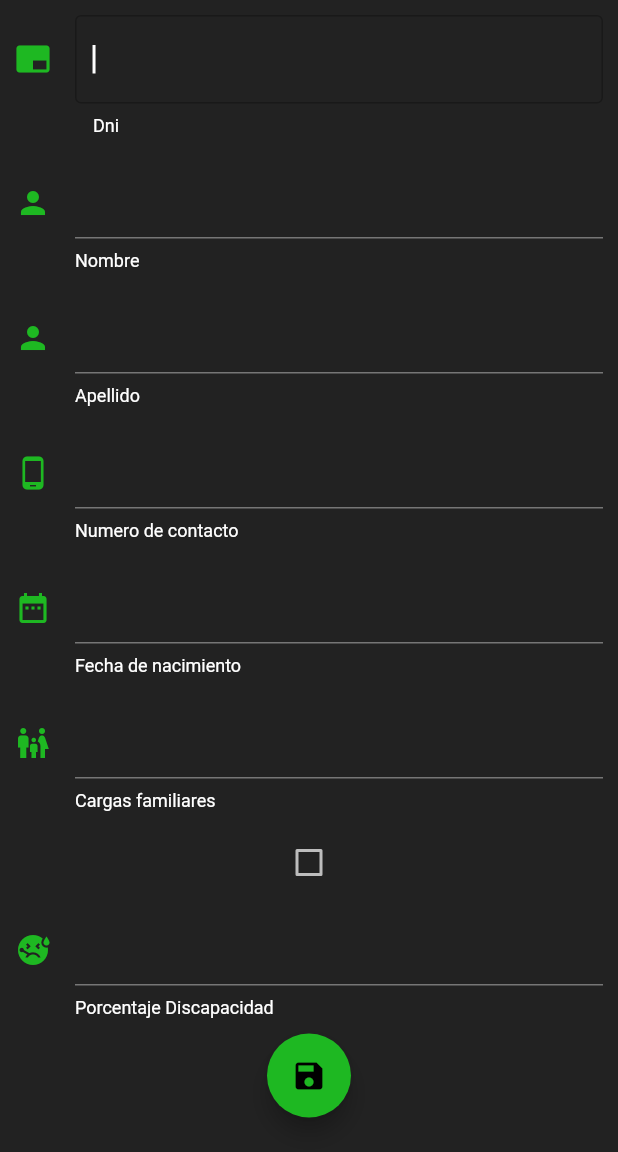
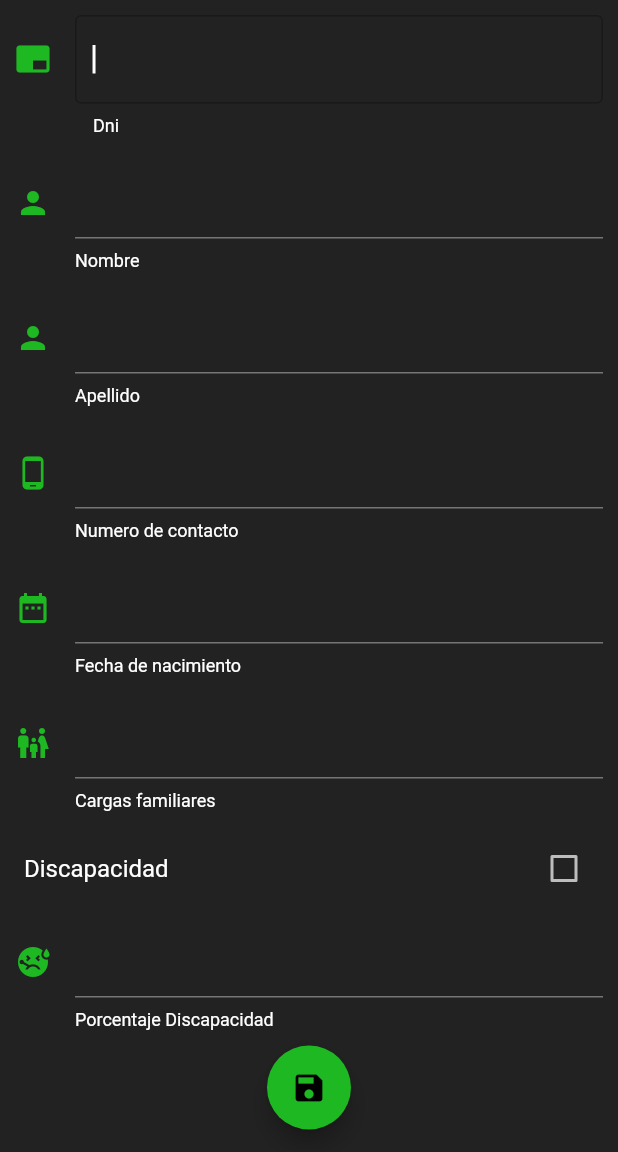
Before and after one commit to JhairV2002/grupo_1_a, a Flutter app: the FormScreen screen opened by its route, on a phone screen of 412 x 824 dp, the part 84-1236 px from its top. Run offline on Flutter 3.47's test engine with Material 2 defaults, Android fonts, the phone set to English and light mode, and no system bars.

Commit message:
color checkbox

```diff
--- a/lib/screens/form.dart
+++ b/lib/screens/form.dart
@@ -1,4 +1,3 @@
-import 'package:flutter/foundation.dart';
 import 'package:flutter/material.dart';
 import 'package:grupo_1_a/models/person.dart';
 import 'package:grupo_1_a/providers/person_provider.dart';
@@ -184,17 +183,24 @@ class _FormScreenState extends State<FormScreen> {
                   }
                 },
               ),
-              Checkbox(
+              CheckboxListTile(
+                checkColor: Color.fromARGB(255, 0, 0, 0),
+                activeColor: Color.fromARGB(255, 40, 224, 46),
+                title: const Text('Discapacidad'),
                 value: widget.person?.disability ?? formValues['disability'],
                 onChanged: (value) {
                   if (widget.person?.disability != null) {
-                    setState(() {
-                      widget.person?.disability = value;
-                    });
+                    setState(
+                      () {
+                        widget.person?.disability = value;
+                      },
+                    );
                   } else {
-                    setState(() {
-                      formValues['disability'] = value ?? false;
-                    });
+                    setState(
+                      () {
+                        formValues['disability'] = value ?? false;
+                      },
+                    );
                   }
                 },
               ),
```
